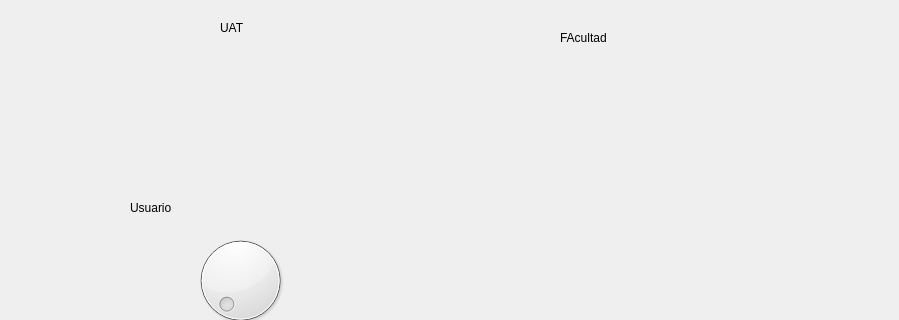
This is Unidad 2/P_04_Dial.ui in adanclv/PIP_2024_1 as Qt 5 draws it before an edit; both pictures show x 0 to 899 and y 0 to 320 of the 899 by 580 pixel window. The edited form follows.
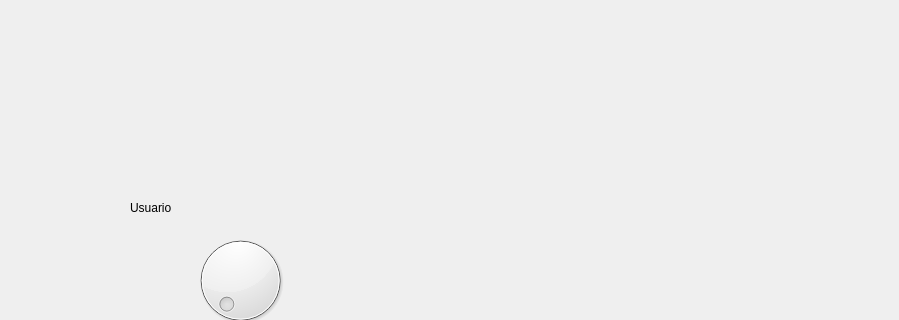
This is the edited form. Icons and pictures are not drawn.

```diff
--- a/Unidad 2/P_04_Dial.ui
+++ b/Unidad 2/P_04_Dial.ui
@@ -19,8 +19,8 @@
      <rect>
       <x>30</x>
       <y>20</y>
-      <width>171</width>
-      <height>101</height>
+      <width>301</width>
+      <height>121</height>
      </rect>
     </property>
     <property name="text">
@@ -36,10 +36,10 @@
    <widget class="QLabel" name="label_2">
     <property name="geometry">
      <rect>
-      <x>674</x>
-      <y>30</y>
-      <width>171</width>
-      <height>91</height>
+      <x>600</x>
+      <y>10</y>
+      <width>271</width>
+      <height>131</height>
      </rect>
     </property>
     <property name="text">
@@ -71,33 +71,7 @@
      <bool>true</bool>
     </property>
    </widget>
-   <widget class="QLabel" name="label_5">
-    <property name="geometry">
-     <rect>
-      <x>560</x>
-      <y>30</y>
-      <width>55</width>
-      <height>16</height>
-     </rect>
-    </property>
-    <property name="text">
-     <string>FAcultad</string>
-    </property>
-   </widget>
-   <widget class="QLabel" name="label_6">
-    <property name="geometry">
-     <rect>
-      <x>220</x>
-      <y>20</y>
-      <width>55</width>
-      <height>16</height>
-     </rect>
-    </property>
-    <property name="text">
-     <string>UAT</string>
-    </property>
-   </widget>
-   <widget class="QLabel" name="img_persona_4">
+   <widget class="QLabel" name="img_persona">
     <property name="geometry">
      <rect>
       <x>460</x>
```
Left out of the diff: 11 changed lines with no effect on the pictures.
